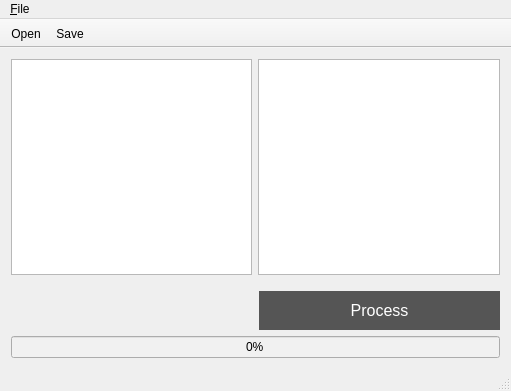
Old version of the form mainwindow.ui in the repository Morgbn/SOM-image-processing.
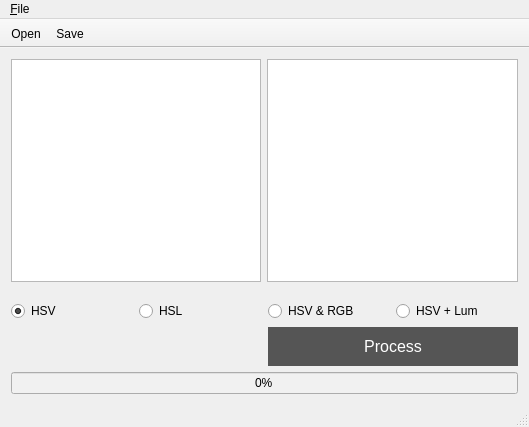
New version of the form. Icons and pictures are not drawn.

```diff
--- a/mainwindow.ui
+++ b/mainwindow.ui
@@ -6,8 +6,8 @@
    <rect>
     <x>0</x>
     <y>0</y>
-    <width>511</width>
-    <height>391</height>
+    <width>529</width>
+    <height>427</height>
    </rect>
   </property>
   <property name="windowTitle">
@@ -17,6 +17,12 @@
    <iconset resource="icons.qrc">
     <normaloff>:/images/icon/favicon.ico</normaloff>:/images/icon/favicon.ico</iconset>
   </property>
+  <property name="autoFillBackground">
+   <bool>false</bool>
+  </property>
+  <property name="tabShape">
+   <enum>QTabWidget::Rounded</enum>
+  </property>
   <widget class="QWidget" name="centralWidget">
    <property name="autoFillBackground">
     <bool>false</bool>
@@ -49,7 +55,7 @@
         <property name="sizeHint" stdset="0">
          <size>
           <width>20</width>
-          <height>10</height>
+          <height>13</height>
          </size>
         </property>
        </spacer>
@@ -57,6 +63,41 @@
       <item>
        <layout class="QHBoxLayout" name="horizontalLayout_2">
         <item>
+         <widget class="QRadioButton" name="radioHSV">
+          <property name="text">
+           <string>HSV</string>
+          </property>
+          <property name="checked">
+           <bool>true</bool>
+          </property>
+         </widget>
+        </item>
+        <item>
+         <widget class="QRadioButton" name="radioHSL">
+          <property name="text">
+           <string>HSL</string>
+          </property>
+         </widget>
+        </item>
+        <item>
+         <widget class="QRadioButton" name="radioHSVRGB">
+          <property name="text">
+           <string>HSV &amp;&amp; RGB</string>
+          </property>
+         </widget>
+        </item>
+        <item>
+         <widget class="QRadioButton" name="radioHSVL">
+          <property name="text">
+           <string>HSV + Lum</string>
+          </property>
+         </widget>
+        </item>
+       </layout>
+      </item>
+      <item>
+       <layout class="QHBoxLayout" name="horizontalLayout_3">
+        <item>
          <widget class="QLabel" name="label">
           <property name="styleSheet">
            <string notr="true">    color: #555555;
@@ -124,7 +165,7 @@
     <rect>
      <x>0</x>
      <y>0</y>
-     <width>511</width>
+     <width>529</width>
      <height>25</height>
     </rect>
    </property>
```
Left out of the diff: 59 changed lines with no effect on the pictures.
